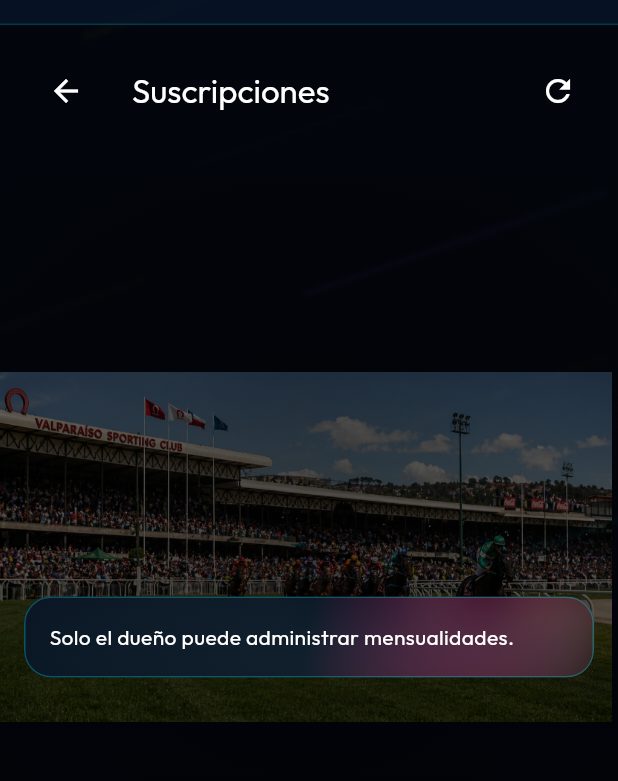
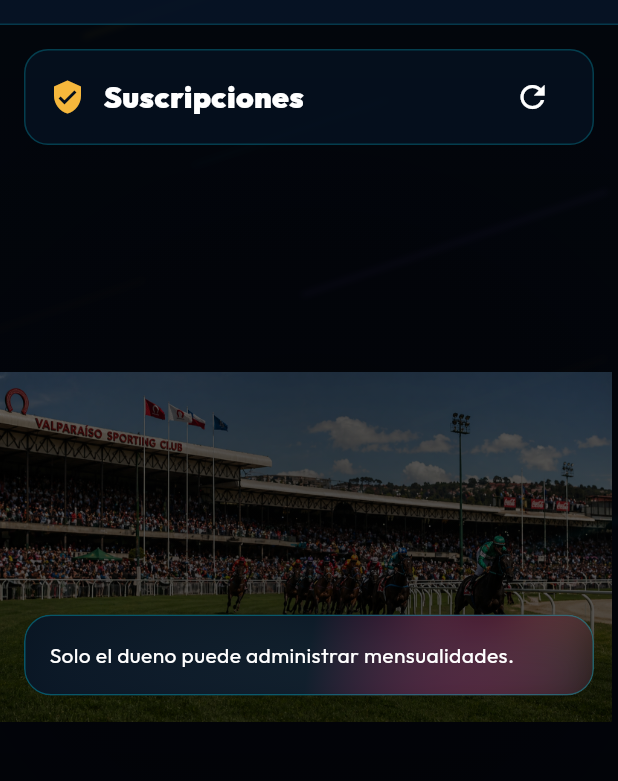
Before and after one commit to albc96/finasangre_app, a Flutter app: the SuscripcionesScreen widget shown alone on an empty page, opened directly, on a phone screen of 412 x 824 dp, the part 71-852 px from its top. Run offline on Flutter 3.47's test engine with Material 3 defaults, Android fonts, the phone set to English and light mode, and no system bars; our stand-ins replace connectivity_plus, fl_chart, flutter_local_notifications, flutter_tts, google_fonts, image_picker and 8 more; accounts and stored records are empty; network calls fail.

Commit message:
Fix suscripciones screen layout

```diff
--- a/lib/presentation/screens/suscripcion/suscripciones_screen.dart
+++ b/lib/presentation/screens/suscripcion/suscripciones_screen.dart
@@ -32,12 +32,26 @@ class _SuscripcionesScreenState extends State<SuscripcionesScreen> {
     final allowed = user?.isSystemOwner == true;
 
     return AppShell(
-      child: Scaffold(
-        backgroundColor: Colors.transparent,
-        appBar: AppBar(
-          title: const Text('Suscripciones'),
-          backgroundColor: Colors.transparent,
-          actions: [
+      child: Column(
+        children: [
+          Container(
+            height: 64,
+            padding: const EdgeInsets.symmetric(horizontal: 16),
+            decoration: BoxDecoration(
+              color: AppColors.panel.withValues(alpha: .62),
+              borderRadius: BorderRadius.circular(16),
+              border: Border.all(color: AppColors.cyan.withValues(alpha: .22)),
+            ),
+            child: Row(
+              children: [
+                const Icon(Icons.verified_user, color: AppColors.gold),
+                const SizedBox(width: 12),
+                const Expanded(
+                  child: Text(
+                    'Suscripciones',
+                    style: TextStyle(fontSize: 20, fontWeight: FontWeight.w900),
+                  ),
+                ),
                 IconButton(
                   tooltip: 'Actualizar',
                   onPressed: provider.cargar,
@@ -45,25 +59,58 @@ class _SuscripcionesScreenState extends State<SuscripcionesScreen> {
                 ),
               ],
             ),
-        body: !allowed
-            ? const Center(
+          ),
+          const SizedBox(height: 16),
+          Expanded(
+            child: _SuscripcionesBody(
+              allowed: allowed,
+              provider: provider,
+            ),
+          ),
+        ],
+      ),
+    );
+  }
+}
+
+class _SuscripcionesBody extends StatelessWidget {
+  const _SuscripcionesBody({
+    required this.allowed,
+    required this.provider,
+  });
+
+  final bool allowed;
+  final SuscripcionProvider provider;
+
+  @override
+  Widget build(BuildContext context) {
+    if (!allowed) {
+      return const Center(
         child: GlassPanel(
           width: 480,
-                  child: Text('Solo el dueño puede administrar mensualidades.'),
+          child: Text('Solo el dueno puede administrar mensualidades.'),
         ),
-              )
-            : provider.loading
-                ? const Center(
-                    child: CircularProgressIndicator(color: AppColors.cyan))
-                : provider.error != null
-                    ? ErrorState(provider.error!, onRetry: provider.cargar)
-                    : provider.items.isEmpty
-                        ? const EmptyState('Sin mensualidades registradas')
-                        : ListView.separated(
-                            padding: const EdgeInsets.all(16),
+      );
+    }
+
+    if (provider.loading) {
+      return const Center(
+        child: CircularProgressIndicator(color: AppColors.cyan),
+      );
+    }
+
+    if (provider.error != null) {
+      return ErrorState(provider.error!, onRetry: provider.cargar);
+    }
+
+    if (provider.items.isEmpty) {
+      return const EmptyState('Sin mensualidades registradas');
+    }
+
+    return ListView.separated(
+      padding: EdgeInsets.zero,
       itemCount: provider.items.length,
-                            separatorBuilder: (_, __) =>
-                                const SizedBox(height: 12),
+      separatorBuilder: (_, __) => const SizedBox(height: 12),
       itemBuilder: (_, index) {
         final s = provider.items[index];
         final paid = s.pagado || s.estado == 'PAGADA';
@@ -74,32 +121,23 @@ class _SuscripcionesScreenState extends State<SuscripcionesScreen> {
               final info = Row(
                 children: [
                   Icon(
-                                          paid
-                                              ? Icons.verified
-                                              : Icons.warning_amber,
-                                          color: paid
-                                              ? AppColors.green
-                                              : AppColors.gold,
+                    paid ? Icons.verified : Icons.warning_amber,
+                    color: paid ? AppColors.green : AppColors.gold,
                   ),
                   const SizedBox(width: 12),
                   Expanded(
                     child: Text(
                       'Usuario ${s.idUsuario} - ${s.mes}/${s.anio}',
-                                            style: const TextStyle(
-                                                fontWeight: FontWeight.w800),
+                      overflow: TextOverflow.ellipsis,
+                      style: const TextStyle(fontWeight: FontWeight.w800),
                     ),
                   ),
                   Chip(
-                                          label:
-                                              Text(paid ? 'PAGADA' : s.estado),
-                                          backgroundColor: (paid
-                                                  ? AppColors.green
-                                                  : AppColors.red)
+                    label: Text(paid ? 'PAGADA' : s.estado),
+                    backgroundColor: (paid ? AppColors.green : AppColors.red)
                         .withValues(alpha: .12),
                     side: BorderSide(
-                                            color: (paid
-                                                    ? AppColors.green
-                                                    : AppColors.red)
+                      color: (paid ? AppColors.green : AppColors.red)
                           .withValues(alpha: .32),
                     ),
                   ),
@@ -110,8 +148,7 @@ class _SuscripcionesScreenState extends State<SuscripcionesScreen> {
                 runSpacing: 8,
                 children: [
                   FilledButton.tonalIcon(
-                                          onPressed: () =>
-                                              provider.marcarPagado(s),
+                    onPressed: () => provider.marcarPagado(s),
                     icon: const Icon(Icons.payments),
                     label: const Text('Marcar pagado'),
                   ),
@@ -121,17 +158,16 @@ class _SuscripcionesScreenState extends State<SuscripcionesScreen> {
                     label: const Text('Bloquear'),
                   ),
                   OutlinedButton.icon(
-                                          onPressed: () =>
-                                              provider.desbloquear(s),
+                    onPressed: () => provider.desbloquear(s),
                     icon: const Icon(Icons.lock_open),
                     label: const Text('Desbloquear'),
                   ),
                 ],
               );
+
               if (compact) {
                 return Column(
-                                        crossAxisAlignment:
-                                            CrossAxisAlignment.start,
+                  crossAxisAlignment: CrossAxisAlignment.start,
                   children: [
                     info,
                     const SizedBox(height: 12),
@@ -139,6 +175,7 @@ class _SuscripcionesScreenState extends State<SuscripcionesScreen> {
                   ],
                 );
               }
+
               return Row(
                 children: [
                   Expanded(child: info),
@@ -150,8 +187,6 @@ class _SuscripcionesScreenState extends State<SuscripcionesScreen> {
           ),
         );
       },
-                          ),
-      ),
     );
   }
 }
```
Lines whose indentation alone changed are shown as unchanged.
